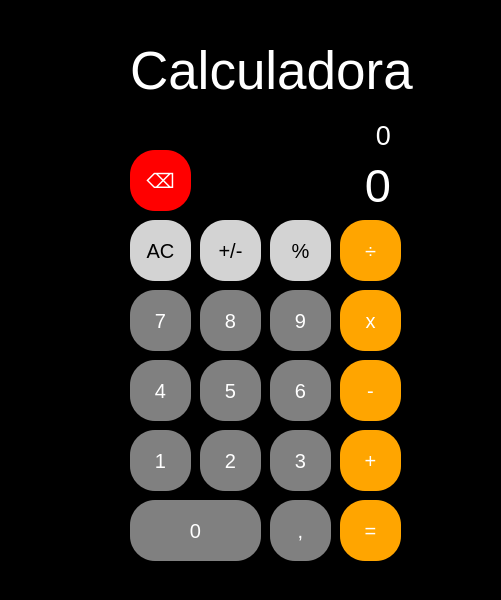
Qt form view/calculadora.ui (bielzinnnho/CalculadoraPython) before a commit.
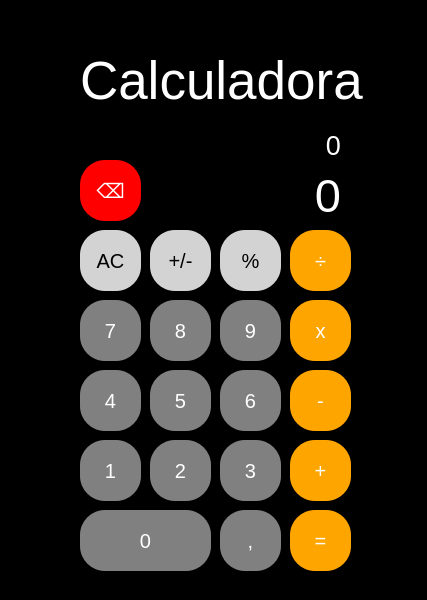
The same form after that commit. Icons and pictures are not drawn.

Diff of the .ui file:
```diff
--- a/view/calculadora.ui
+++ b/view/calculadora.ui
@@ -6,10 +6,22 @@
    <rect>
     <x>0</x>
     <y>0</y>
-    <width>501</width>
+    <width>427</width>
     <height>600</height>
    </rect>
   </property>
+  <property name="minimumSize">
+   <size>
+    <width>427</width>
+    <height>600</height>
+   </size>
+  </property>
+  <property name="maximumSize">
+   <size>
+    <width>427</width>
+    <height>600</height>
+   </size>
+  </property>
   <property name="windowTitle">
    <string>MainWindow</string>
   </property>
@@ -69,8 +81,8 @@
    <widget class="QPushButton" name="btn_1">
     <property name="geometry">
      <rect>
-      <x>130</x>
-      <y>430</y>
+      <x>80</x>
+      <y>440</y>
       <width>61</width>
       <height>61</height>
      </rect>
@@ -90,8 +102,8 @@
    <widget class="QPushButton" name="btn_4">
     <property name="geometry">
      <rect>
-      <x>130</x>
-      <y>360</y>
+      <x>80</x>
+      <y>370</y>
       <width>61</width>
       <height>61</height>
      </rect>
@@ -111,8 +123,8 @@
    <widget class="QPushButton" name="btn_vezes">
     <property name="geometry">
      <rect>
-      <x>340</x>
-      <y>290</y>
+      <x>290</x>
+      <y>300</y>
       <width>61</width>
       <height>61</height>
      </rect>
@@ -132,8 +144,8 @@
    <widget class="QPushButton" name="btn_mais">
     <property name="geometry">
      <rect>
-      <x>340</x>
-      <y>430</y>
+      <x>290</x>
+      <y>440</y>
       <width>61</width>
       <height>61</height>
      </rect>
@@ -153,8 +165,8 @@
    <widget class="QPushButton" name="btn_8">
     <property name="geometry">
      <rect>
-      <x>200</x>
-      <y>290</y>
+      <x>150</x>
+      <y>300</y>
       <width>61</width>
       <height>61</height>
      </rect>
@@ -174,8 +186,8 @@
    <widget class="QPushButton" name="btn_2">
     <property name="geometry">
      <rect>
-      <x>200</x>
-      <y>430</y>
+      <x>150</x>
+      <y>440</y>
       <width>61</width>
       <height>61</height>
      </rect>
@@ -195,8 +207,8 @@
    <widget class="QPushButton" name="btn_3">
     <property name="geometry">
      <rect>
-      <x>270</x>
-      <y>430</y>
+      <x>220</x>
+      <y>440</y>
       <width>61</width>
       <height>61</height>
      </rect>
@@ -216,8 +228,8 @@
    <widget class="QPushButton" name="btn_menos">
     <property name="geometry">
      <rect>
-      <x>340</x>
-      <y>360</y>
+      <x>290</x>
+      <y>370</y>
       <width>61</width>
       <height>61</height>
      </rect>
@@ -237,8 +249,8 @@
    <widget class="QPushButton" name="btn_9">
     <property name="geometry">
      <rect>
-      <x>270</x>
-      <y>290</y>
+      <x>220</x>
+      <y>300</y>
       <width>61</width>
       <height>61</height>
      </rect>
@@ -258,8 +270,8 @@
    <widget class="QPushButton" name="btn_6">
     <property name="geometry">
      <rect>
-      <x>270</x>
-      <y>360</y>
+      <x>220</x>
+      <y>370</y>
       <width>61</width>
       <height>61</height>
      </rect>
@@ -279,8 +291,8 @@
    <widget class="QPushButton" name="btn_5">
     <property name="geometry">
      <rect>
-      <x>200</x>
-      <y>360</y>
+      <x>150</x>
+      <y>370</y>
       <width>61</width>
       <height>61</height>
      </rect>
@@ -300,8 +312,8 @@
    <widget class="QPushButton" name="btn_7">
     <property name="geometry">
      <rect>
-      <x>130</x>
-      <y>290</y>
+      <x>80</x>
+      <y>300</y>
       <width>61</width>
       <height>61</height>
      </rect>
@@ -321,8 +333,8 @@
    <widget class="QPushButton" name="btn_divi">
     <property name="geometry">
      <rect>
-      <x>340</x>
-      <y>220</y>
+      <x>290</x>
+      <y>230</y>
       <width>61</width>
       <height>61</height>
      </rect>
@@ -342,8 +354,8 @@
    <widget class="QPushButton" name="btn_porcen">
     <property name="geometry">
      <rect>
-      <x>270</x>
-      <y>220</y>
+      <x>220</x>
+      <y>230</y>
       <width>61</width>
       <height>61</height>
      </rect>
@@ -363,8 +375,8 @@
    <widget class="QPushButton" name="btn_clear">
     <property name="geometry">
      <rect>
-      <x>130</x>
-      <y>220</y>
+      <x>80</x>
+      <y>230</y>
       <width>61</width>
       <height>61</height>
      </rect>
@@ -384,8 +396,8 @@
    <widget class="QPushButton" name="btn_invert">
     <property name="geometry">
      <rect>
-      <x>200</x>
-      <y>220</y>
+      <x>150</x>
+      <y>230</y>
       <width>61</width>
       <height>61</height>
      </rect>
@@ -402,8 +414,8 @@
    <widget class="QPushButton" name="btn_igual">
     <property name="geometry">
      <rect>
-      <x>340</x>
-      <y>500</y>
+      <x>290</x>
+      <y>510</y>
       <width>61</width>
       <height>61</height>
      </rect>
@@ -426,8 +438,8 @@
    <widget class="QPushButton" name="btn_virg">
     <property name="geometry">
      <rect>
-      <x>270</x>
-      <y>500</y>
+      <x>220</x>
+      <y>510</y>
       <width>61</width>
       <height>61</height>
      </rect>
@@ -447,8 +459,8 @@
    <widget class="QPushButton" name="btn_0">
     <property name="geometry">
      <rect>
-      <x>130</x>
-      <y>500</y>
+      <x>80</x>
+      <y>510</y>
       <width>131</width>
       <height>61</height>
      </rect>
@@ -468,8 +480,8 @@
    <widget class="QLabel" name="title">
     <property name="geometry">
      <rect>
-      <x>130</x>
-      <y>30</y>
+      <x>80</x>
+      <y>40</y>
       <width>291</width>
       <height>81</height>
      </rect>
@@ -486,9 +498,9 @@
    <widget class="QLabel" name="display">
     <property name="geometry">
      <rect>
-      <x>200</x>
-      <y>150</y>
-      <width>191</width>
+      <x>140</x>
+      <y>160</y>
+      <width>201</width>
       <height>71</height>
      </rect>
     </property>
@@ -519,8 +531,8 @@
    <widget class="QPushButton" name="btn_apagar">
     <property name="geometry">
      <rect>
-      <x>130</x>
-      <y>150</y>
+      <x>80</x>
+      <y>160</y>
       <width>61</width>
       <height>61</height>
      </rect>
@@ -540,8 +552,8 @@
    <widget class="QLabel" name="display2">
     <property name="geometry">
      <rect>
-      <x>180</x>
-      <y>120</y>
+      <x>130</x>
+      <y>130</y>
       <width>211</width>
       <height>31</height>
      </rect>
```
Left out of the diff: 4 changed lines with no effect on the pictures.
